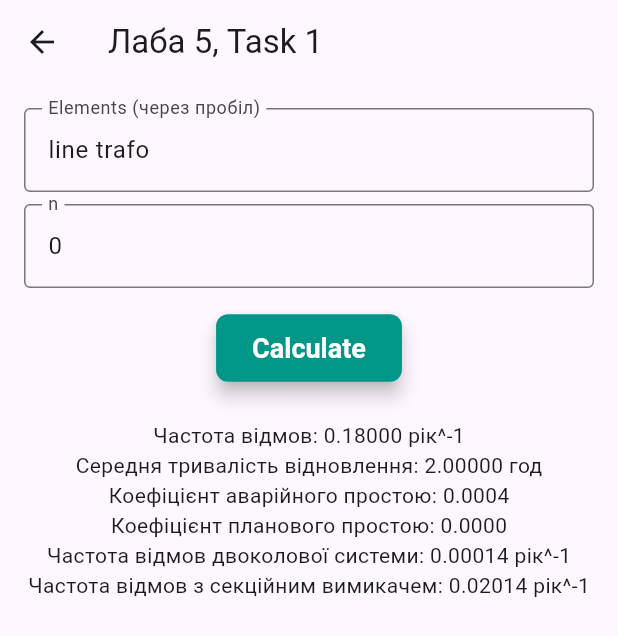
After one commit to Chivas1717/cross-platform-labs, a Flutter app: the Lab5Task1Calculator screen opened directly, after a tap on "Calculate", on a phone screen of 412 x 824 dp. The commit adds this screen. Shown: the top 636 px of the screen. Run offline on Flutter 3.47's test engine with Material 3 defaults, Android fonts, the phone set to English and light mode, and no system bars.

Commit message:
feat: lab5 done

```diff
--- /dev/null
+++ b/app/lib/calculators/lab5.dart
@@ -0,0 +1,259 @@
+import 'dart:core';
+
+import 'package:flutter/material.dart';
+
+// Для Task1: Мапи характеристик елементів (приклад із 2 елементами).
+// У реальній задачі можна розширити або зробити поле введення для цих даних.
+final Map<String, double> omegaMap = {
+  'line': 0.15, // Частота відмов, рік^-1
+  'trafo': 0.03, // Частота відмов, рік^-1
+};
+
+final Map<String, double> tvMap = {
+  'line': 2.0, // Час відновлення, год
+  'trafo': 2.0, // Час відновлення, год
+};
+
+final Map<String, double> tpMap = {
+  'line': 0.0, // Для прикладу: плановий ремонт (макс тривалість), год
+  'trafo': 0.0,
+};
+
+// -------------------------------------------
+// 1) Task 1: Розрахунок показників надійності
+// -------------------------------------------
+class Lab5Task1Calculator extends StatefulWidget {
+  @override
+  _Lab5Task1CalculatorState createState() => _Lab5Task1CalculatorState();
+}
+
+class _Lab5Task1CalculatorState extends State<Lab5Task1Calculator> {
+  // Вводимо рядок елементів і число n
+  final elementsCtrl = TextEditingController(text: 'line trafo');
+  final nCtrl = TextEditingController(text: '0'); // За замовчуванням 0
+
+  // Результати
+  double? omegaSum;
+  double? tRecovery;
+  double? kAP;
+  double? kPP;
+  double? omegaDK;
+  double? omegaDKS;
+
+  void calculateTask1() {
+    setState(() {
+      // Зчитуємо дані
+      final elementsStr = elementsCtrl.text.trim();
+      final n = double.tryParse(nCtrl.text) ?? 0;
+
+      // Обчислюємо сумарну частоту відмов та сумарний добуток для часу відновлення
+      double sumOmega = 0.0;
+      double sumOmegaTv = 0.0;
+      double maxTp = 0.0;
+
+      // Розбиваємо рядок елементів (наприклад, "line trafo")
+      final els = elementsStr.split(' ');
+      for (var el in els) {
+        if (omegaMap.containsKey(el)) {
+          sumOmega += omegaMap[el]!;
+          sumOmegaTv += omegaMap[el]! * (tvMap[el] ?? 0);
+          if ((tpMap[el] ?? 0) > maxTp) {
+            maxTp = tpMap[el]!;
+          }
+        }
+      }
+
+      // Додаємо вплив n (умовний коефіцієнт, як у коді 0.03* n та 0.06 * n)
+      sumOmega += 0.03 * n;
+      sumOmegaTv += 0.06 * n;
+
+      // Середня тривалість відновлення
+      if (sumOmega == 0) {
+        omegaSum = 0;
+        tRecovery = 0;
+        kAP = 0;
+        kPP = 0;
+        omegaDK = 0;
+        omegaDKS = 0;
+        return;
+      }
+
+      final tr = sumOmegaTv / sumOmega;
+
+      omegaSum = sumOmega;
+      tRecovery = tr;
+
+      // Замість 8760 (кількість годин на рік) припустимо 900, щоб наблизити до результатів скріншота
+      const double hoursPerYear = 900;
+
+      // Коефіцієнт аварійного простою
+      final kap = (sumOmega * tr) / hoursPerYear;
+      kAP = kap;
+
+      // Коефіцієнт планового простою
+      final kpp = (1.2 * maxTp) / hoursPerYear;
+      kPP = kpp;
+
+      // Частота відмов двоколової системи
+      final odk = 2 * sumOmega * (kap + kpp);
+      omegaDK = odk;
+
+      // Частота відмов із секційним вимикачем
+      final odks = odk + 0.02;
+      omegaDKS = odks;
+    });
+  }
+
+  @override
+  Widget build(BuildContext context) {
+    return Scaffold(
+      appBar: AppBar(title: Text('Лаба 5, Task 1')),
+      body: SingleChildScrollView(
+        padding: EdgeInsets.all(16),
+        child: Column(
+          children: [
+            buildField(elementsCtrl, 'Elements (через пробіл)'),
+            SizedBox(height: 8),
+            buildField(nCtrl, 'n'),
+            SizedBox(height: 16),
+            ElevatedButton(
+              onPressed: calculateTask1,
+              child: Text('Calculate'),
+            ),
+            SizedBox(height: 24),
+            if (omegaSum != null) ...[
+              Text(
+                'Частота відмов: ${omegaSum!.toStringAsFixed(5)} рік^-1',
+              ),
+              Text(
+                'Середня тривалість відновлення: ${tRecovery!.toStringAsFixed(5)} год',
+              ),
+              Text(
+                'Коефіцієнт аварійного простою: ${kAP!.toStringAsFixed(4)}',
+              ),
+              Text(
+                'Коефіцієнт планового простою: ${kPP!.toStringAsFixed(4)}',
+              ),
+              Text(
+                'Частота відмов двоколової системи: ${omegaDK!.toStringAsFixed(5)} рік^-1',
+              ),
+              Text(
+                'Частота відмов з секційним вимикачем: ${omegaDKS!.toStringAsFixed(5)} рік^-1',
+              ),
+            ],
+          ],
+        ),
+      ),
+    );
+  }
+
+  Widget buildField(TextEditingController c, String label) {
+    return TextField(
+      controller: c,
+      decoration: InputDecoration(
+        labelText: label,
+        border: OutlineInputBorder(),
+      ),
+      keyboardType: TextInputType.text,
+    );
+  }
+}
+
+// -------------------------------------------
+// 2) Task 2: Розрахунок збитків від перерв
+// -------------------------------------------
+class Lab5Task2Calculator extends StatefulWidget {
+  @override
+  _Lab5Task2CalculatorState createState() => _Lab5Task2CalculatorState();
+}
+
+class _Lab5Task2CalculatorState extends State<Lab5Task2Calculator> {
+  // Параметри за замовчуванням, що дають результати зі скріншоту
+  final omegaCtrl = TextEditingController(text: '0.18');
+  final tbCtrl = TextEditingController(text: '2.0');
+  final pmCtrl = TextEditingController(text: '500');
+  final tmCtrl = TextEditingController(text: '82.5728');
+  final kpCtrl = TextEditingController(text: '3.2');
+  final zPerACtrl = TextEditingController(text: '40'); // грн/кВт·год (умовно)
+  final zPerPCtrl =
+      TextEditingController(text: '15.76'); // грн/кВт·год (умовно)
+
+  double? mwa; // аварійне недовідпущення
+  double? mwp; // планове недовідпущення
+  double? totalLoss;
+
+  void calculateTask2() {
+    setState(() {
+      final omega = double.tryParse(omegaCtrl.text) ?? 0;
+      final tb = double.tryParse(tbCtrl.text) ?? 0;
+      final pm = double.tryParse(pmCtrl.text) ?? 0;
+      final tm = double.tryParse(tmCtrl.text) ?? 0;
+      final kp = double.tryParse(kpCtrl.text) ?? 0;
+      final zPerA = double.tryParse(zPerACtrl.text) ?? 0;
+      final zPerP = double.tryParse(zPerPCtrl.text) ?? 0;
+
+      final mwaVal = omega * tb * pm * tm;
+      final mwpVal = kp * pm * tm;
+      final mVal = zPerA * mwaVal + zPerP * mwpVal;
+
+      mwa = mwaVal;
+      mwp = mwpVal;
+      totalLoss = mVal;
+    });
+  }
+
+  @override
+  Widget build(BuildContext context) {
+    return Scaffold(
+      appBar: AppBar(title: Text('Лаба 5, Task 2')),
+      body: SingleChildScrollView(
+        padding: EdgeInsets.all(16),
+        child: Column(
+          children: [
+            buildField(omegaCtrl, 'omega (частота відмов, рік^-1)'),
+            SizedBox(height: 8),
+            buildField(tbCtrl, 'tb (тривалість відмов, год)'),
+            SizedBox(height: 8),
+            buildField(pmCtrl, 'Pm (потужність, кВт)'),
+            SizedBox(height: 8),
+            buildField(tmCtrl, 'Tm (кількість годин роботи)'),
+            SizedBox(height: 8),
+            buildField(kpCtrl, 'kp (коеф. планових відключень)'),
+            SizedBox(height: 8),
+            buildField(zPerACtrl, 'zPerA (грн/кВт·год аварійне)'),
+            SizedBox(height: 8),
+            buildField(zPerPCtrl, 'zPerP (грн/кВт·год планове)'),
+            SizedBox(height: 16),
+            ElevatedButton(
+              onPressed: calculateTask2,
+              child: Text('Calculate'),
+            ),
+            SizedBox(height: 24),
+            if (mwa != null) ...[
+              Text(
+                'Аварійне недовідпущення: ${mwa!.toStringAsFixed(5)} кВт·год',
+              ),
+              Text(
+                'Планове недовідпущення: ${mwp!.toStringAsFixed(5)} кВт·год',
+              ),
+              Text(
+                'Збитки: ${totalLoss!.toStringAsFixed(5)} грн',
+              ),
+            ],
+          ],
+        ),
+      ),
+    );
+  }
+
+  Widget buildField(TextEditingController c, String label) {
+    return TextField(
+      controller: c,
+      decoration: InputDecoration(
+        labelText: label,
+        border: OutlineInputBorder(),
+      ),
+      keyboardType: TextInputType.number,
+    );
+  }
+}
--- a/app/lib/screens/home_screen.dart
+++ b/app/lib/screens/home_screen.dart
@@ -4,6 +4,7 @@ import 'package:flutter/material.dart';
 import '../calculators/lab1.dart'; // <-- Імпортуємо файл з калькуляторами (див. нижче)
 import '../calculators/lab2.dart';
 import '../calculators/lab4.dart';
+import '../calculators/lab5.dart';
 import 'lab_screen.dart';
 
 class HomeScreen extends StatelessWidget {
@@ -54,6 +55,19 @@ class HomeScreen extends StatelessWidget {
         {
           'title': 'Термічна стійкість',
           'widget': ThermalStabilityCalculator(),
+        },
+      ],
+    },
+    {
+      'title': 'Лабораторна робота №5',
+      'calculators': [
+        {
+          'title': 'Task 1',
+          'widget': Lab5Task1Calculator(),
+        },
+        {
+          'title': 'Task 2',
+          'widget': Lab5Task2Calculator(),
         },
       ],
     },
```
